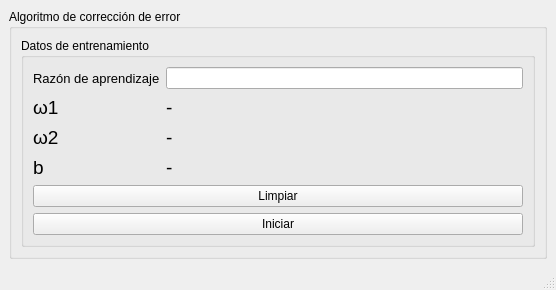
The window that CorreccionDeError/mainwindow.ui (FFahrenheit/PracticasIA) describes before a commit, drawn with Qt 5.
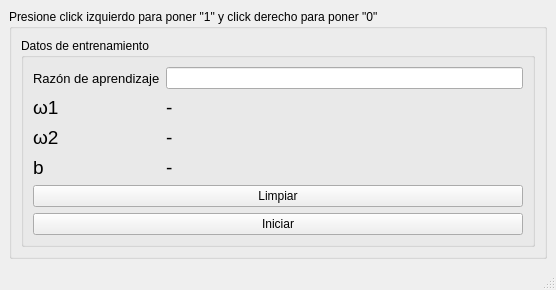
The same window after the commit.

Commit message:
Manejo de clicks
Se agrego la funcion de dibujar y guardar puntos al hacer click

```diff
--- a/CorreccionDeError/mainwindow.ui
+++ b/CorreccionDeError/mainwindow.ui
@@ -18,7 +18,7 @@
     <item row="0" column="0">
      <widget class="QGroupBox" name="groupBox">
       <property name="title">
-       <string>Algoritmo de corrección de error</string>
+       <string>Presione click izquierdo para poner &quot;1&quot; y click derecho para poner &quot;0&quot;</string>
       </property>
       <layout class="QGridLayout" name="gridLayout">
        <item row="0" column="1">
```
The commit also changes 3 other files.
